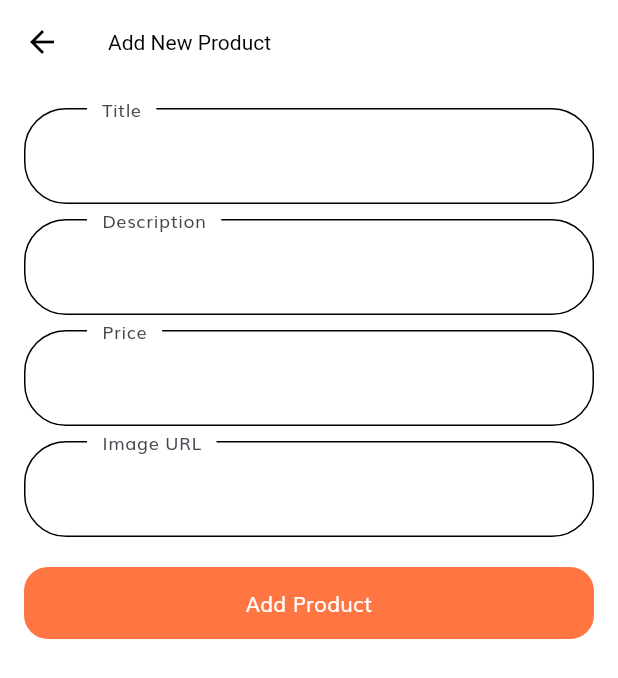
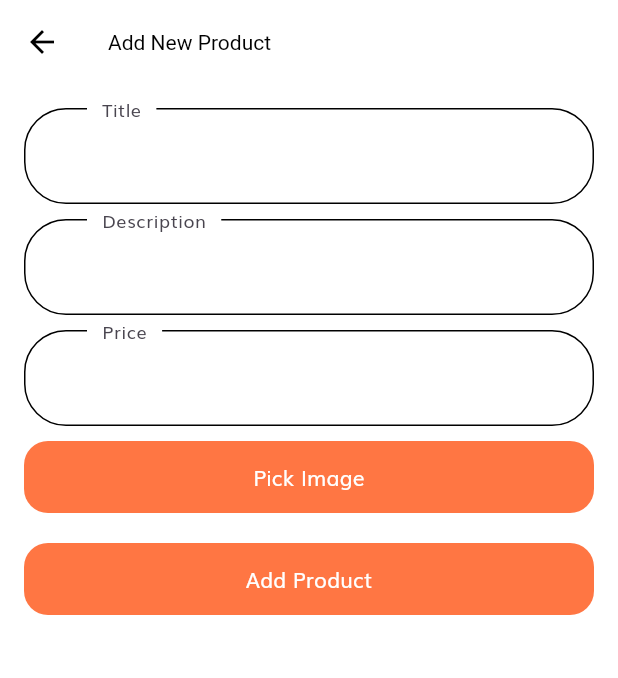
Before and after one commit to AnexDev1/Jifar-Shop, a Flutter app: the ProductsScreen screen opened by its route, after a tap on the "add" icon, on a phone screen of 412 x 824 dp. Shown: the top 678 px of the screen. Run offline on Flutter 3.47's test engine with Material 3 defaults, Android fonts, the phone set to English and light mode, and no system bars; our stand-ins replace flutter_svg, image_picker.

Commit message:
implementing adding products and added product provider

```diff
--- a/lib/components/product_card.dart
+++ b/lib/components/product_card.dart
@@ -1,84 +1,43 @@
 import 'package:flutter/material.dart';
-import 'package:flutter_svg/flutter_svg.dart';
-
-import '../constants.dart';
-import '../models/Product.dart';
+import 'package:shop_app/models/Product.dart';
+import 'dart:io';
 
 class ProductCard extends StatelessWidget {
+  final Product product;
+  final VoidCallback onPress;
+
   const ProductCard({
     Key? key,
-    this.width = 140,
-    this.aspectRetio = 1.02,
     required this.product,
     required this.onPress,
   }) : super(key: key);
 
-  final double width, aspectRetio;
-  final Product product;
-  final VoidCallback onPress;
-
   @override
   Widget build(BuildContext context) {
-    return SizedBox(
-      width: width,
-      child: GestureDetector(
-        onTap: onPress,
+    return GestureDetector(
+      onTap: onPress,
+      child: Card(
         child: Column(
           crossAxisAlignment: CrossAxisAlignment.start,
           children: [
-            AspectRatio(
-              aspectRatio: 1.02,
-              child: Container(
-                padding: const EdgeInsets.all(20),
-                decoration: BoxDecoration(
-                  color: kSecondaryColor.withOpacity(0.1),
-                  borderRadius: BorderRadius.circular(12),
-                ),
-                child: Image.asset(product.images[0]),
+            if (product.images.isNotEmpty)
+              AspectRatio(
+                aspectRatio: 1, // Maintain a square aspect ratio
+                child: product.images[0].startsWith('http')
+                    ? Image.network(product.images[0], fit: BoxFit.cover)
+                    : Image.file(File(product.images[0]), fit: BoxFit.cover),
+              ),
+            Padding(
+              padding: const EdgeInsets.all(8.0),
+              child: Text(
+                product.title,
+                style: const TextStyle(fontSize: 16, fontWeight: FontWeight.bold),
               ),
             ),
-            const SizedBox(height: 8),
-            Text(
-              product.title,
-              style: Theme.of(context).textTheme.bodyMedium,
-              maxLines: 2,
+            Padding(
+              padding: const EdgeInsets.symmetric(horizontal: 8.0),
+              child: Text('\$${product.price.toString()}'),
             ),
-            Row(
-              mainAxisAlignment: MainAxisAlignment.spaceBetween,
-              children: [
-                Text(
-                  "\$${product.price}",
-                  style: const TextStyle(
-                    fontSize: 14,
-                    fontWeight: FontWeight.w600,
-                    color: kPrimaryColor,
-                  ),
-                ),
-                InkWell(
-                  borderRadius: BorderRadius.circular(50),
-                  onTap: () {},
-                  child: Container(
-                    padding: const EdgeInsets.all(6),
-                    height: 24,
-                    width: 24,
-                    decoration: BoxDecoration(
-                      color: product.isFavourite
-                          ? kPrimaryColor.withOpacity(0.15)
-                          : kSecondaryColor.withOpacity(0.1),
-                      shape: BoxShape.circle,
-                    ),
-                    child: SvgPicture.asset(
-                      "assets/icons/Heart Icon_2.svg",
-                      colorFilter: ColorFilter.mode(
-                          product.isFavourite
-                              ? const Color(0xFFFF4848)
-                              : const Color(0xFFDBDEE4),
-                          BlendMode.srcIn),
-                    ),
-                  ),
-                ),
-              ],
-            )
           ],
         ),
       ),
--- a/lib/main.dart
+++ b/lib/main.dart
@@ -2,6 +2,7 @@ import 'package:flutter/material.dart';
 import 'package:provider/provider.dart';
 import 'package:shop_app/providers/cart_provider.dart';
 import 'package:shop_app/screens/splash/splash_screen.dart';
+import 'package:shop_app/providers/product_provider.dart';
 
 import 'routes.dart';
 import 'theme.dart';
@@ -11,6 +12,7 @@ void main() {
     MultiProvider(
       providers: [
         ChangeNotifierProvider(create: (_) => CartProvider()),
+        ChangeNotifierProvider(create: (_) => ProductProvider()),
       ],
       child: const MyApp(),
     ),
--- a/lib/models/Product.dart
+++ b/lib/models/Product.dart
@@ -2,174 +2,177 @@ import 'package:flutter/material.dart';
 
 class Product {
   final int id;
-  final String title, description;
+  final String title;
+  final String description;
+  final double price;
   final List<String> images;
   final List<Color> colors;
-  final double rating, price;
-   bool isFavourite, isPopular;
+  final double rating;
+   bool isFavourite;
+  final bool isPopular;
 
   Product({
     required this.id,
+    required this.title,
+    required this.description,
+    required this.price,
     required this.images,
     required this.colors,
-    this.rating = 0.0,
-    this.isFavourite = false,
-    this.isPopular = false,
-    required this.title,
-    required this.price,
-    required this.description,
+    required this.rating,
+    required this.isFavourite,
+    required this.isPopular,
   });
 }
 
 // Our demo Products
 
 List<Product> demoProducts = [
-  Product(
-    id: 1,
-    images: [
-      "assets/images/ps4_console_white_1.png",
-      "assets/images/ps4_console_white_2.png",
-      "assets/images/ps4_console_white_3.png",
-      "assets/images/ps4_console_white_4.png",
-    ],
-    colors: [
-      const Color(0xFFF6625E),
-      const Color(0xFF836DB8),
-      const Color(0xFFDECB9C),
-      Colors.white,
-    ],
-    title: "Wireless Controller for PS4™",
-    price: 64.99,
-    description: description,
-    rating: 4.8,
-    isFavourite: false,
-    isPopular: true,
-  ),
-  Product(
-    id: 2,
-    images: [
-      "assets/images/Image Popular Product 2.png",
-    ],
-    colors: [
-      const Color(0xFFF6625E),
-      const Color(0xFF836DB8),
-      const Color(0xFFDECB9C),
-      Colors.white,
-    ],
-    title: "Nike Sport White - Man Pant",
-    price: 50.5,
-    description: description,
-    rating: 4.1,
-    isPopular: true,
-  ),
-  Product(
-    id: 3,
-    images: [
-      "assets/images/glap.png",
-    ],
-    colors: [
-      const Color(0xFFF6625E),
-      const Color(0xFF836DB8),
-      const Color(0xFFDECB9C),
-      Colors.white,
-    ],
-    title: "Gloves XC Omega - Polygon",
-    price: 36.55,
-    description: description,
-    rating: 4.1,
-    isFavourite: false,
-    isPopular: true,
-  ),
-  Product(
-    id: 4,
-    images: [
-      "assets/images/wireless headset.png",
-    ],
-    colors: [
-      const Color(0xFFF6625E),
-      const Color(0xFF836DB8),
-      const Color(0xFFDECB9C),
-      Colors.white,
-    ],
-    title: "Logitech Head",
-    price: 20.20,
-    description: description,
-    rating: 4.1,
-    isFavourite: false,
-  ),
-  Product(
-    id: 1,
-    images: [
-      "assets/images/ps4_console_white_1.png",
-      "assets/images/ps4_console_white_2.png",
-      "assets/images/ps4_console_white_3.png",
-      "assets/images/ps4_console_white_4.png",
-    ],
-    colors: [
-      const Color(0xFFF6625E),
-      const Color(0xFF836DB8),
-      const Color(0xFFDECB9C),
-      Colors.white,
-    ],
-    title: "Wireless Controller for PS4™",
-    price: 64.99,
-    description: description,
-    rating: 4.8,
-    isFavourite: false,
-    isPopular: true,
-  ),
-  Product(
-    id: 2,
-    images: [
-      "assets/images/Image Popular Product 2.png",
-    ],
-    colors: [
-      const Color(0xFFF6625E),
-      const Color(0xFF836DB8),
-      const Color(0xFFDECB9C),
-      Colors.white,
-    ],
-    title: "Nike Sport White - Man Pant",
-    price: 50.5,
-    description: description,
-    rating: 4.1,
-    isPopular: true,
-  ),
-  Product(
-    id: 3,
-    images: [
-      "assets/images/glap.png",
-    ],
-    colors: [
-      const Color(0xFFF6625E),
-      const Color(0xFF836DB8),
-      const Color(0xFFDECB9C),
-      Colors.white,
-    ],
-    title: "Gloves XC Omega - Polygon",
-    price: 36.55,
-    description: description,
-    rating: 4.1,
-    isFavourite: false,
-    isPopular: true,
-  ),
-  Product(
-    id: 4,
-    images: [
-      "assets/images/wireless headset.png",
-    ],
-    colors: [
-      const Color(0xFFF6625E),
-      const Color(0xFF836DB8),
-      const Color(0xFFDECB9C),
-      Colors.white,
-    ],
-    title: "Logitech Head",
-    price: 20.20,
-    description: description,
-    rating: 4.1,
-    isFavourite: false,
-  ),
+  // Product(
+  //   id: 1,
+  //   images: [
+  //     "assets/images/ps4_console_white_1.png",
+  //     "assets/images/ps4_console_white_2.png",
+  //     "assets/images/ps4_console_white_3.png",
+  //     "assets/images/ps4_console_white_4.png",
+  //   ],
+  //   colors: [
+  //     const Color(0xFFF6625E),
+  //     const Color(0xFF836DB8),
+  //     const Color(0xFFDECB9C),
+  //     Colors.white,
+  //   ],
+  //   title: "Wireless Controller for PS4™",
+  //   price: 64.99,
+  //   description: description,
+  //   rating: 4.8,
+  //   isFavourite: false,
+  //   isPopular: true,
+  // ),
+  // Product(
+  //   id: 2,
+  //   images: [
+  //     "assets/images/Image Popular Product 2.png",
+  //   ],
+  //   colors: [
+  //     const Color(0xFFF6625E),
+  //     const Color(0xFF836DB8),
+  //     const Color(0xFFDECB9C),
+  //     Colors.white,
+  //   ],
+  //   title: "Nike Sport White - Man Pant",
+  //   price: 50.5,
+  //   description: description,
+  //   rating: 4.1,
+  //   isPopular: true,
+  // ),
+  // Product(
+  //   id: 3,
+  //   images: [
+  //     "assets/images/glap.png",
+  //   ],
+  //   colors: [
+  //     const Color(0xFFF6625E),
+  //     const Color(0xFF836DB8),
+  //     const Color(0xFFDECB9C),
+  //     Colors.white,
+  //   ],
+  //   title: "Gloves XC Omega - Polygon",
+  //   price: 36.55,
+  //   description: description,
+  //   rating: 4.1,
+  //   isFavourite: false,
+  //   isPopular: true,
+  // ),
+  // Product(
+  //   id: 4,
+  //   images: [
+  //     "assets/images/wireless headset.png",
+  //   ],
+  //   colors: [
+  //     const Color(0xFFF6625E),
+  //     const Color(0xFF836DB8),
+  //     const Color(0xFFDECB9C),
+  //     Colors.white,
+  //   ],
+  //   title: "Logitech Head",
+  //   price: 20.20,
+  //   description: description,
+  //   rating: 4.1,
+  //   isFavourite: false,
+  // ),
+  // Product(
+  //   id: 1,
+  //   images: [
+  //     "assets/images/ps4_console_white_1.png",
+  //     "assets/images/ps4_console_white_2.png",
+  //     "assets/images/ps4_console_white_3.png",
+  //     "assets/images/ps4_console_white_4.png",
+  //   ],
+  //   colors: [
+  //     const Color(0xFFF6625E),
+  //     const Color(0xFF836DB8),
+  //     const Color(0xFFDECB9C),
+  //     Colors.white,
+  //   ],
+  //   title: "Wireless Controller for PS4™",
+  //   price: 64.99,
+  //   description: description,
+  //   rating: 4.8,
+  //   isFavourite: false,
+  //   isPopular: true,
+  // ),
+  // Product(
+  //   id: 2,
+  //   images: [
+  //     "assets/images/Image Popular Product 2.png",
+  //   ],
+  //   colors: [
+  //     const Color(0xFFF6625E),
+  //     const Color(0xFF836DB8),
+  //     const Color(0xFFDECB9C),
+  //     Colors.white,
+  //   ],
+  //   title: "Nike Sport White - Man Pant",
+  //   price: 50.5,
+  //   description: description,
+  //   rating: 4.1,
+  //   isPopular: true,
+  // ),
+  // Product(
+  //   id: 3,
+  //   images: [
+  //     "assets/images/glap.png",
+  //   ],
+  //   colors: [
+  //     const Color(0xFFF6625E),
+  //     const Color(0xFF836DB8),
+  //     const Color(0xFFDECB9C),
+  //     Colors.white,
+  //   ],
+  //   title: "Gloves XC Omega - Polygon",
+  //   price: 36.55,
+  //   description: description,
+  //   rating: 4.1,
+  //   isFavourite: true,
+  //   isPopular: true,
+  // ),
+  // Product(
+  //   id: 4,
+  //   images: [
+  //     "assets/images/wireless headset.png",
+  //   ],
+  //   colors: [
+  //     const Color(0xFFF6625E),
+  //     const Color(0xFF836DB8),
+  //     const Color(0xFFDECB9C),
+  //     Colors.white,
+  //   ],
+  //   title: "Logitech Head",
+  //   price: 20.20,
+  //   description: description,
+  //   rating: 4.1,
+  //   isFavourite: true,
+  // ),
 ];
 
 const String description =
--- /dev/null
+++ b/lib/providers/product_provider.dart
@@ -0,0 +1,14 @@
+import 'package:flutter/material.dart';
+import '../models/Product.dart';
+
+
+class ProductProvider with ChangeNotifier {
+  List<Product> _products = demoProducts;
+
+  List<Product> get products => _products;
+
+  void addProduct(Product product){
+    _products.add(product);
+    notifyListeners();
+  }
+}
--- a/lib/screens/add_product/add_product_screen.dart
+++ b/lib/screens/add_product/add_product_screen.dart
@@ -1,8 +1,10 @@
-// lib/screens/add_product/add_product_screen.dart
+import 'package:flutter/material.dart';
+import 'package:image_picker/image_picker.dart';
+import 'package:provider/provider.dart';
 
-import 'package:flutter/material.dart';
 import 'package:shop_app/models/Product.dart';
-
+import 'package:shop_app/providers/product_provider.dart';
+import 'dart:io';
 class AddProductScreen extends StatefulWidget {
   const AddProductScreen({super.key});
 
@@ -15,7 +17,16 @@ class _AddProductScreenState extends State<AddProductScreen> {
   final _titleController = TextEditingController();
   final _descriptionController = TextEditingController();
   final _priceController = TextEditingController();
-  final _imageController = TextEditingController();
+  String? _imagePath;
+
+  Future<void> _pickImage() async {
+    final pickedFile = await ImagePicker().pickImage(source: ImageSource.gallery);
+    if (pickedFile != null) {
+      setState(() {
+        _imagePath = pickedFile.path;
+      });
+    }
+  }
 
   void _addProduct() {
     if (_formKey.currentState!.validate()) {
@@ -24,16 +35,14 @@ class _AddProductScreenState extends State<AddProductScreen> {
         title: _titleController.text,
         description: _descriptionController.text,
         price: double.parse(_priceController.text),
-        images: [_imageController.text],
+        images: [_imagePath ?? ''],
         colors: [Colors.white],
         rating: 0.0,
         isFavourite: false,
         isPopular: false,
       );
 
-      setState(() {
-        demoProducts.add(newProduct);
-      });
+      Provider.of<ProductProvider>(context, listen: false).addProduct(newProduct);
 
       Navigator.pop(context);
     }
@@ -44,6 +53,7 @@ class _AddProductScreenState extends State<AddProductScreen> {
     return Scaffold(
       appBar: AppBar(
         title: const Text('Add New Product'),
+
       ),
       body: Padding(
         padding: const EdgeInsets.all(16.0),
@@ -62,7 +72,6 @@ class _AddProductScreenState extends State<AddProductScreen> {
                 },
               ),
               const SizedBox(height: 10),
-
               TextFormField(
                 controller: _descriptionController,
                 decoration: const InputDecoration(labelText: 'Description'),
@@ -74,7 +83,6 @@ class _AddProductScreenState extends State<AddProductScreen> {
                 },
               ),
               const SizedBox(height: 10),
-
               TextFormField(
                 controller: _priceController,
                 decoration: const InputDecoration(labelText: 'Price'),
@@ -87,17 +95,16 @@ class _AddProductScreenState extends State<AddProductScreen> {
                 },
               ),
               const SizedBox(height: 10),
-
-              TextFormField(
-                controller: _imageController,
-                decoration: const InputDecoration(labelText: 'Image URL'),
-                validator: (value) {
-                  if (value == null || value.isEmpty) {
-                    return 'Please enter an image URL';
-                  }
-                  return null;
-                },
+              ElevatedButton(
+                onPressed: _pickImage,
+                child: const Text('Pick Image'),
               ),
+              if (_imagePath != null)
+                Image.file(
+                  File(_imagePath!),
+                  height: 100,
+                  width: 100,
+                ),
               const SizedBox(height: 20),
               ElevatedButton(
                 onPressed: _addProduct,
--- a/lib/screens/details/components/product_description.dart
+++ b/lib/screens/details/components/product_description.dart
@@ -23,7 +23,7 @@ class _ProductDescriptionState extends State<ProductDescription> {
 
   @override
   void initState() {
-    // TODO: implement initState
+
     super.initState();
     isFavorite = widget.product.isFavourite;
   }
--- a/lib/screens/products/products_screen.dart
+++ b/lib/screens/products/products_screen.dart
@@ -2,7 +2,8 @@ import 'package:flutter/material.dart';
 import 'package:shop_app/components/product_card.dart';
 import 'package:shop_app/models/Product.dart';
 import 'package:shop_app/screens/add_product/add_product_screen.dart';
-
+import 'package:shop_app/providers/product_provider.dart';
+import 'package:provider/provider.dart';
 import '../details/details_screen.dart';
 
 class ProductsScreen extends StatelessWidget {
@@ -24,8 +25,10 @@ class ProductsScreen extends StatelessWidget {
       body: SafeArea(
         child: Padding(
           padding: const EdgeInsets.symmetric(horizontal: 16),
-          child: GridView.builder(
-            itemCount: demoProducts.length,
+          child : Consumer<ProductProvider>(
+            builder: (context, productProvider, child) {
+              return GridView.builder(
+                itemCount: productProvider.products.length,
                 gridDelegate: const SliverGridDelegateWithMaxCrossAxisExtent(
                   maxCrossAxisExtent: 200,
                   childAspectRatio: 0.7,
@@ -33,15 +36,18 @@ class ProductsScreen extends StatelessWidget {
                   crossAxisSpacing: 16,
                 ),
                 itemBuilder: (context, index) => ProductCard(
-              product: demoProducts[index],
+                  product: productProvider.products[index],
                   onPress: () => Navigator.pushNamed(
                     context,
                     DetailsScreen.routeName,
                     arguments:
-                    ProductDetailsArguments(product: demoProducts[index]),
+                    ProductDetailsArguments(product: productProvider.products[index]),
                   ),
                 ),
+              );
+            },
           ),
+
         ),
       ),
     );
--- a/pubspec.yaml
+++ b/pubspec.yaml
@@ -36,6 +36,7 @@ dependencies:
   cupertino_icons: ^1.0.2
   flutter_svg: ^2.0.9 # help us to use SVG in our app
   provider: ^6.1.2 # for State management
+  image_picker: ^1.1.2
 
 dev_dependencies:
   flutter_test:
```
Also changed, not shown: lib/screens/cart/components/cart_card.dart (+15 -21 lines), lib/screens/details/components/product_images.dart (+15 -9 lines), lib/screens/home/components/popular_product.dart (+11 -7 lines), pubspec.lock, 1 other file. Lines whose indentation alone changed are shown as unchanged.
